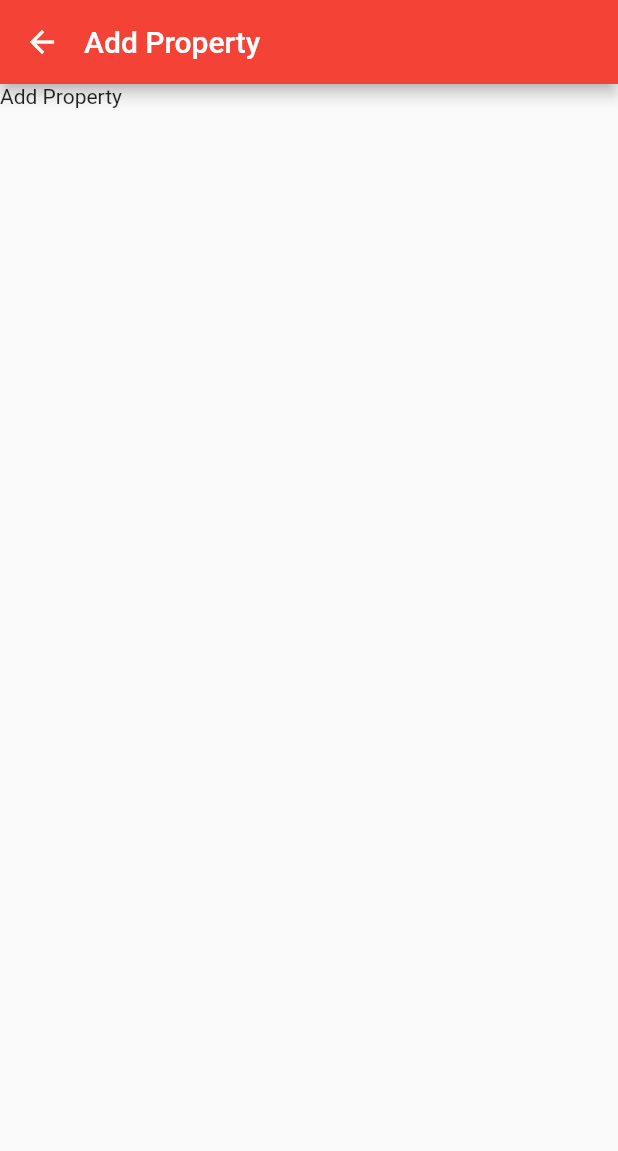
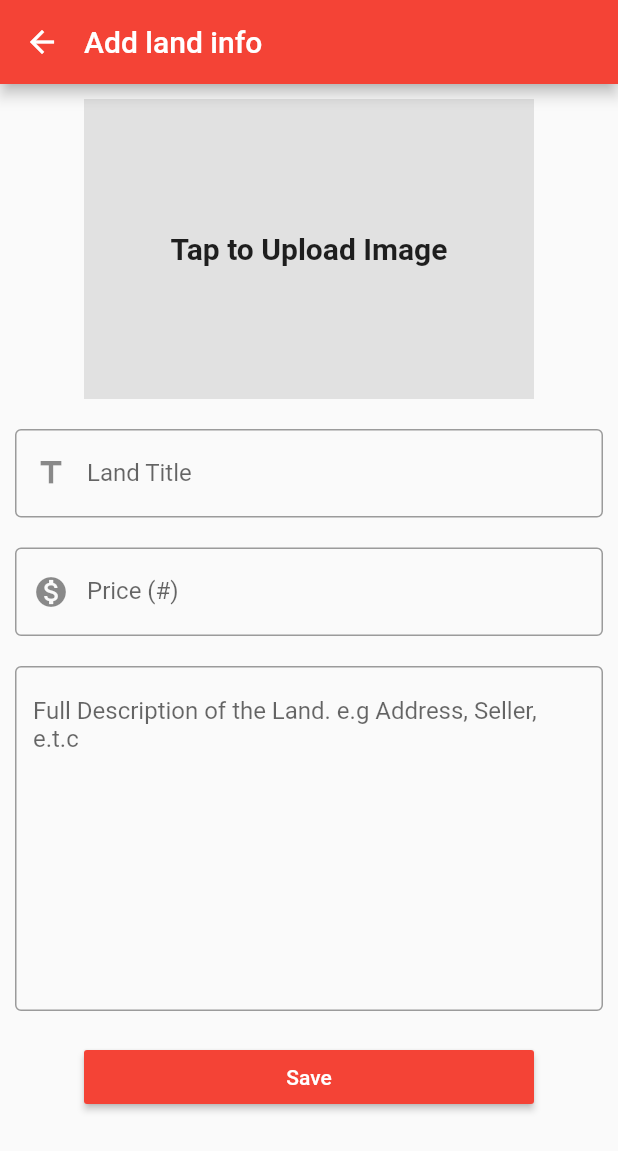
Before and after one commit to israelalagbe/HelloFlutter, a Flutter app: the AddProperty screen opened directly, on a phone screen of 412 x 824 dp. Shown: the top 1151 px of the screen. Run offline on Flutter 3.47's test engine with Material 2 defaults, Android fonts, the light colour scheme and no system bars; our stand-ins replace file_picker.

Commit message:
Form for add property

```diff
--- a/lib/property/add-property.dart
+++ b/lib/property/add-property.dart
@@ -1,4 +1,29 @@
+import 'dart:io';
+
+import 'package:file_picker/file_picker.dart';
 import 'package:flutter/material.dart';
+import 'package:flutter/services.dart';
+
+class MySingleScroll extends StatelessWidget {
+  final Widget child;
+  const MySingleScroll({this.child});
+  @override
+  Widget build(BuildContext context) {
+    return LayoutBuilder(
+      builder: (BuildContext context, BoxConstraints viewportConstraints) {
+        //Contrained box is used here cos of the single child scrollview
+        return SingleChildScrollView(
+          child: ConstrainedBox(
+            constraints: BoxConstraints(
+              minHeight: viewportConstraints.maxHeight,
+            ),
+            child: child,
+          ),
+        );
+      },
+    );
+  }
+}
 
 class AddProperty extends StatefulWidget {
   @override
@@ -9,14 +34,100 @@ class _AddPropertyState extends State<AddProperty> {
   @override
   Widget build(BuildContext context) {
     return Scaffold(
-      appBar: AppBar(
-        titleSpacing: 0.0,
-        title: Text(
-          "Add Property",
-          textDirection: TextDirection.ltr,
+        appBar: AppBar(
+          titleSpacing: 0.0,
+          title: Text(
+            "Add land info",
+            textDirection: TextDirection.ltr,
+          ),
         ),
-      ),
-      body:Text("Add Property")
-    );
+        body: GestureDetector(
+          onTap: () {
+            FocusScope.of(context).requestFocus(new FocusNode());
+          },
+          child: MySingleScroll(
+            child: Container(
+              padding: EdgeInsets.all(10),
+              //height: double.infinity,
+              color: Colors.transparent,
+              child: Column(
+                children: <Widget>[
+                  InkWell(
+                    splashColor: Colors.red,
+                    child: Container(
+                      height: 200,
+                      width: 300,
+                      color: Colors.grey.withAlpha(70),
+                      child: Center(
+                        child: Text(
+                          "Tap to Upload Image",
+                          style: TextStyle(
+                              fontWeight: FontWeight.bold, fontSize: 20),
+                        ),
+                      ),
+                    ),
+                    onTap: () async {
+                      File file =
+                          await FilePicker.getFile(type: FileType.IMAGE);
+                      print(file.uri);
+                    },
+                  ),
+                  SizedBox(
+                    height: 20,
+                  ),
+                  TextFormField(
+                    decoration: InputDecoration(
+                      prefixIcon: Icon(Icons.title),
+                      labelText: "Land Title",
+                      border: OutlineInputBorder(),
+                    ),
+                    //controller: usernameCtl,
+                  ),
+                  SizedBox(
+                    height: 20,
+                  ),
+                  TextFormField(
+                    decoration: InputDecoration(
+                      prefixIcon: Icon(Icons.monetization_on),
+                      labelText: 'Price (#)',
+                      border: OutlineInputBorder(),
+                    ),
+                    keyboardType: TextInputType.number,
+                    inputFormatters: <TextInputFormatter>[
+                      WhitelistingTextInputFormatter.digitsOnly
+                    ],
+                    //controller: usernameCtl,
+                  ),
+                  SizedBox(
+                    height: 20,
+                  ),
+                  TextFormField(
+                    decoration: InputDecoration(
+                      border: OutlineInputBorder(),
+                      hintText:
+                          "Full Description of the Land. e.g Address, Seller, e.t.c",
+                    ),
+                    maxLines: 10,
+                    //controller: usernameCtl,
+                  ),
+                  SizedBox(
+                    height: 20,
+                  ),
+                  SizedBox(
+                    width: 300,
+                    child: RaisedButton(
+                      color: Colors.red,
+                      child: Text(
+                        "Save",
+                        style: TextStyle(color: Colors.white),
+                      ),
+                      onPressed: () {},
+                    ),
+                  )
+                ],
+              ),
+            ),
+          ),
+        ));
   }
 }
--- a/lib/property/property-list.dart
+++ b/lib/property/property-list.dart
@@ -34,9 +34,9 @@ class _PropertyListState extends State<PropertyList> {
     return Scaffold(
       appBar: AppBar(
         titleSpacing: 0.0, //To minimize the padding between title and leading
-        leading: Icon(Icons.business),
+        leading: Icon(Icons.landscape),
         title: Text(
-          "Property Management",
+          "Land Management",
           textDirection: TextDirection.ltr,
         ),
         actions: <Widget>[
```
